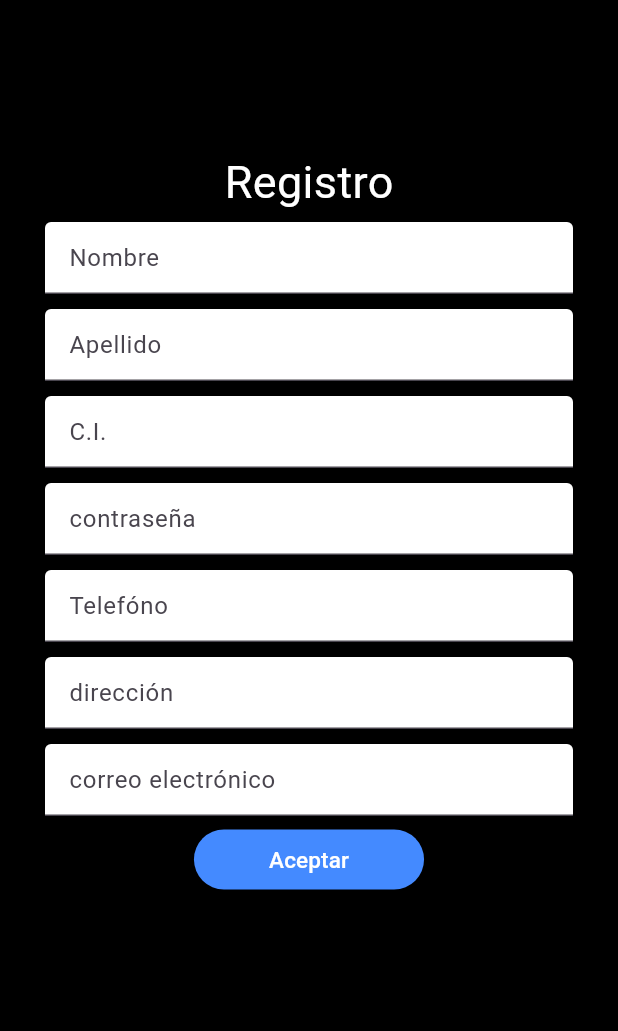
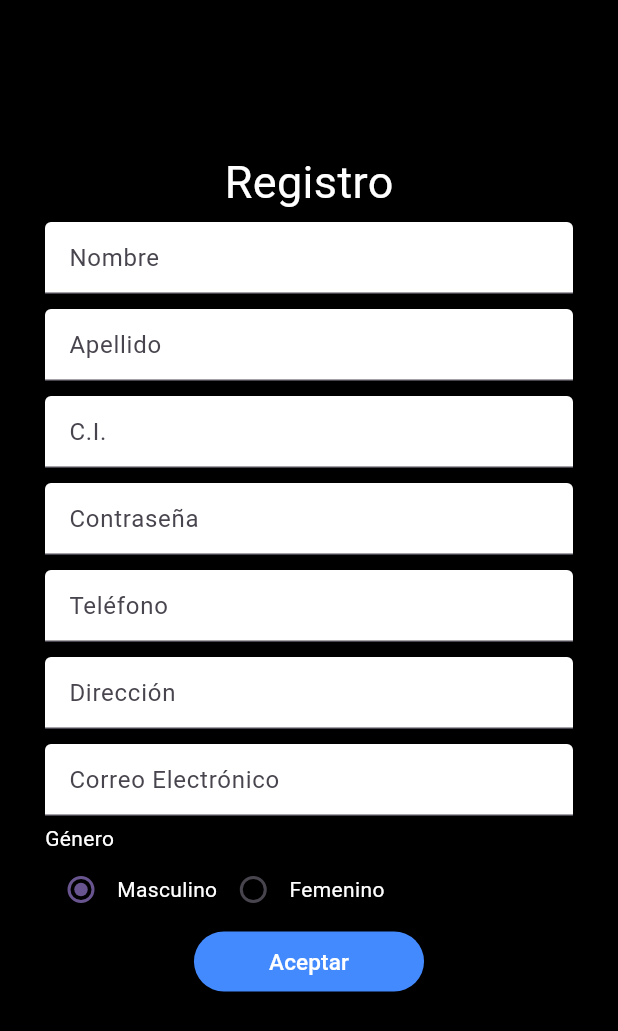
Before and after one commit to EbenCT/Taller-Movil, a Flutter app: the MyHomePage screen opened directly, after a tap on "Entrar", after a tap on "Registrarse", on a phone screen of 412 x 824 dp. Shown: the top 1031 px of the screen. Run offline on Flutter 3.47's test engine with Material 2 defaults, Android fonts, the phone set to English and light mode, and no system bars; our stand-ins replace card_swiper, dio, shared_preferences; accounts and stored records are empty; network calls fail.

Commit message:
Intento 1 Conexion del Registro

```diff
--- a/lib/main.dart
+++ b/lib/main.dart
@@ -270,7 +270,7 @@ Widget campoContrasena(TextEditingController controller) {
         Navigator.push(
           context,
           MaterialPageRoute(
-            builder: (context) => register(),
+            builder: (context) => RegisterPage(),
           ),
         );
       },
--- a/lib/pages/register.dart
+++ b/lib/pages/register.dart
@@ -1,54 +1,70 @@
 import 'package:flutter/material.dart';
+import 'package:http/http.dart' as http; // Importa el paquete http
 
-void main() {
-  runApp(const register());
+enum Genero { masculino, femenino }
+
+class RegisterPage extends StatefulWidget {
+  const RegisterPage({Key? key}) : super(key: key);
+
+  @override
+  State<RegisterPage> createState() => _RegisterPageState();
 }
 
-class register extends StatelessWidget {
-  const register({super.key});
+class _RegisterPageState extends State<RegisterPage> {
+  final TextEditingController _nombreController = TextEditingController();
+  final TextEditingController _apellidoController = TextEditingController();
+  final TextEditingController _ciController = TextEditingController();
+  final TextEditingController _telefonoController = TextEditingController();
+  final TextEditingController _direccionController = TextEditingController();
+  final TextEditingController _emailController = TextEditingController();
+  final TextEditingController _passwordController = TextEditingController();
 
-  // This widget is the root of your application.
-  @override
-  Widget build(BuildContext context) {
-    return MaterialApp(
-      debugShowCheckedModeBanner: false,
-      title: 'Flutter Demo',
-      theme: ThemeData(
-        colorScheme: ColorScheme.fromSeed(seedColor: Colors.deepPurple),
-        useMaterial3: true,
-      ),
-      home: const MyHomePage(title: 'TALLER MECÁNICO'),
+  Genero _generoSeleccionado = Genero.masculino; // Valor por defecto
+
+  Future<void> _registrarCliente() async {
+    final Uri uri = Uri.parse('http://18.216.45.210/api/clientes');
+    final response = await http.post(
+      uri,
+      body: {
+        'nombre': _nombreController.text,
+        'apellido': _apellidoController.text,
+        'ci': _ciController.text,
+        'telefono': _telefonoController.text,
+        'direccion': _direccionController.text,
+        'email': _emailController.text,
+        'password': _passwordController.text,
+        'genero': _generoSeleccionado == Genero.masculino ? 'M' : 'F',
+      },
     );
+
+    if (response.statusCode == 200) {
+      print('Cliente registrado exitosamente');
+    } else {
+      print('Error al registrar el cliente: ${response.statusCode}');
     }
   }
 
-class MyHomePage extends StatefulWidget {
-  const MyHomePage({super.key, required this.title});
-  final String title;
-  @override
-  State<MyHomePage> createState() => _MyHomePageState();
-}
-
-class _MyHomePageState extends State<MyHomePage> {
   @override
   Widget build(BuildContext context) {
     return Scaffold(
+    /*  appBar: AppBar(
+        title: Text('Registro'),
+      ),*/
       body: Container(
         color: Colors.black,
         child: Center(
           child: ListView(
             children: <Widget>[
-              SizedBox(
-                height: 100,
-              ),
+              SizedBox(height: 100),
               Registro(),
-              RegNombre(),
-              RegApellido(),
-              RegCi(),
-              RegContrasena(),
-              RegTelf(),
-              RegDir(),
-              RegCorreo(),
+              RegNombre(controller: _nombreController),
+              RegApellido(controller: _apellidoController),
+              RegCi(controller: _ciController),
+              RegContrasena(controller: _passwordController),
+              RegTelf(controller: _telefonoController),
+              RegDir(controller: _direccionController),
+              RegCorreo(controller: _emailController),
+              generoSelector(),
               botonReg(context),
             ],
           ),
@@ -56,8 +72,54 @@ class _MyHomePageState extends State<MyHomePage> {
       ),
     );
   }
+
+  Widget generoSelector() {
+    return Column(
+      crossAxisAlignment: CrossAxisAlignment.start,
+      children: <Widget>[
+        Padding(
+          padding: EdgeInsets.symmetric(horizontal: 30),
+          child: Text(
+            'Género',
+            style: TextStyle(color: Colors.white),
+          ),
+        ),
+        Padding(
+          padding: EdgeInsets.symmetric(horizontal: 30),
+          child: Row(
+            children: <Widget>[
+              Radio<Genero>(
+                value: Genero.masculino,
+                groupValue: _generoSeleccionado,
+                onChanged: (Genero? value) {
+                  setState(() {
+                    _generoSeleccionado = value!;
+                  });
+                },
+              ),
+              Text(
+                'Masculino',
+                style: TextStyle(color: Colors.white),
+              ),
+              Radio<Genero>(
+                value: Genero.femenino,
+                groupValue: _generoSeleccionado,
+                onChanged: (Genero? value) {
+                  setState(() {
+                    _generoSeleccionado = value!;
+                  });
+                },
+              ),
+              Text(
+                'Femenino',
+                style: TextStyle(color: Colors.white),
+              ),
+            ],
+          ),
+        ),
+      ],
+    );
   }
-
   Widget Registro() {
     return Center(
       child: Text(
@@ -67,10 +129,11 @@ Widget Registro() {
     );
   }
 
-Widget RegNombre() {
+  Widget RegNombre({required TextEditingController controller}) {
     return Container(
       padding: EdgeInsets.symmetric(horizontal: 30, vertical: 5),
       child: TextField(
+        controller: controller,
         decoration: InputDecoration(
           hintText: "Nombre",
           fillColor: Colors.white,
@@ -80,10 +143,11 @@ Widget RegNombre() {
     );
   }
 
-Widget RegApellido() {
+  Widget RegApellido({required TextEditingController controller}) {
   return Container(
     padding: EdgeInsets.symmetric(horizontal: 30, vertical: 5),
     child: TextField(
+      controller: controller,
       decoration: InputDecoration(
         hintText: "Apellido",
         fillColor: Colors.white,
@@ -93,10 +157,11 @@ Widget RegApellido() {
   );
 }
 
-Widget RegCi() {
+Widget RegCi({required TextEditingController controller}) {
   return Container(
     padding: EdgeInsets.symmetric(horizontal: 30, vertical: 5),
     child: TextField(
+      controller: controller,
       decoration: InputDecoration(
         hintText: "C.I.",
         fillColor: Colors.white,
@@ -106,12 +171,14 @@ Widget RegCi() {
   );
 }
 
-Widget RegTelf() {
+Widget RegContrasena({required TextEditingController controller}) {
   return Container(
     padding: EdgeInsets.symmetric(horizontal: 30, vertical: 5),
     child: TextField(
+      controller: controller,
+      obscureText: true,
       decoration: InputDecoration(
-        hintText: "Telefóno",
+        hintText: "Contraseña",
         fillColor: Colors.white,
         filled: true,
       ),
@@ -119,12 +186,13 @@ Widget RegTelf() {
   );
 }
 
-Widget RegCorreo() {
+Widget RegTelf({required TextEditingController controller}) {
   return Container(
     padding: EdgeInsets.symmetric(horizontal: 30, vertical: 5),
     child: TextField(
+      controller: controller,
       decoration: InputDecoration(
-        hintText: "correo electrónico",
+        hintText: "Teléfono",
         fillColor: Colors.white,
         filled: true,
       ),
@@ -132,13 +200,13 @@ Widget RegCorreo() {
   );
 }
 
-Widget RegDir() {
+Widget RegDir({required TextEditingController controller}) {
   return Container(
     padding: EdgeInsets.symmetric(horizontal: 30, vertical: 5),
     child: TextField(
-      obscureText: true,
+      controller: controller,
       decoration: InputDecoration(
-        hintText: "dirección",
+        hintText: "Dirección",
         fillColor: Colors.white,
         filled: true,
       ),
@@ -146,13 +214,13 @@ Widget RegDir() {
   );
 }
 
-Widget RegContrasena() {
+Widget RegCorreo({required TextEditingController controller}) {
   return Container(
     padding: EdgeInsets.symmetric(horizontal: 30, vertical: 5),
     child: TextField(
-      obscureText: true,
+      controller: controller,
       decoration: InputDecoration(
-        hintText: "contraseña",
+        hintText: "Correo Electrónico",
         fillColor: Colors.white,
         filled: true,
       ),
@@ -160,16 +228,24 @@ Widget RegContrasena() {
   );
 }
 
+
   Widget botonReg(BuildContext context) {
     return Center(
       child: TextButton(
         style: ButtonStyle(
           backgroundColor: MaterialStatePropertyAll(Colors.blueAccent),
-          padding:
-              MaterialStatePropertyAll(EdgeInsets.symmetric(horizontal: 50))),
-      onPressed: () {},
-      child:
-          Text("Aceptar", style: TextStyle(color: Colors.white, fontSize: 15)),
+          padding: MaterialStatePropertyAll(
+            EdgeInsets.symmetric(horizontal: 50),
+          ),
+        ),
+        onPressed: () {
+          _registrarCliente(); // Llama a la función para registrar el cliente
+        },
+        child: Text(
+          "Aceptar",
+          style: TextStyle(color: Colors.white, fontSize: 15),
+        ),
       ),
     );
   }
+}
```
Lines whose indentation alone changed are shown as unchanged.
